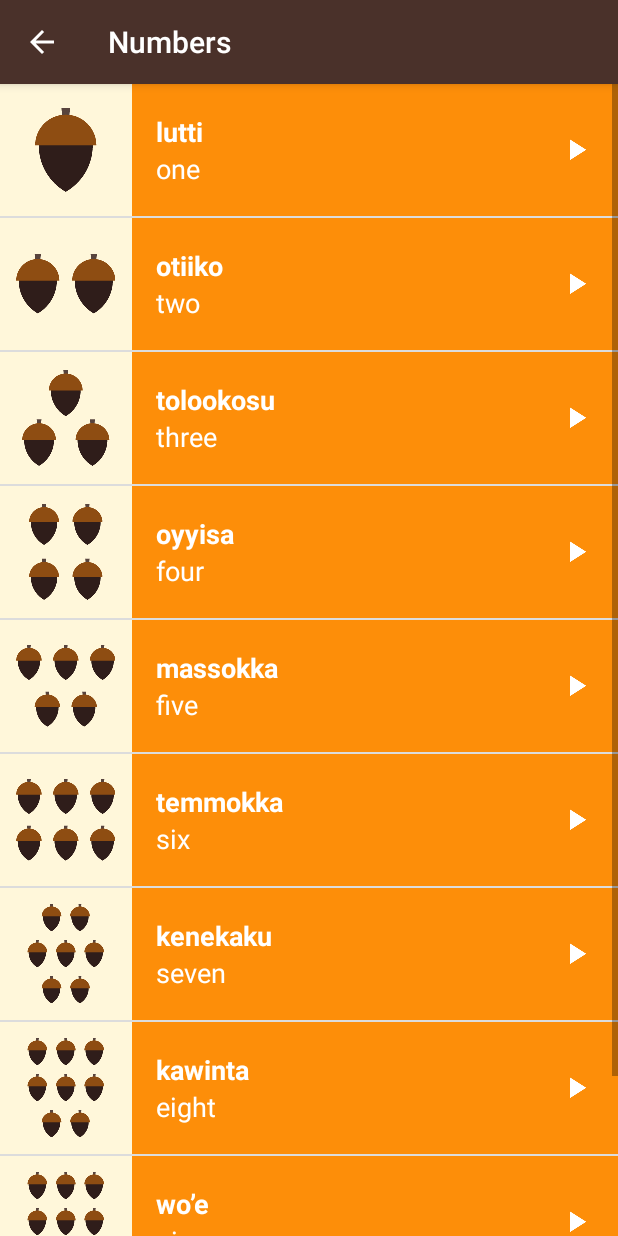
After one commit to aminbuet/miwok, an Android app: the NumbersFragment screen opened directly, with no data from a screen before it, on a phone screen of 412 x 824 dp. The commit adds this screen. Run offline under Robolectric (Android 15) with nearby library versions, the phone set to English and light mode, and no system bars.

Commit message:
Introducing Fragment for Numbers Activity

```diff
--- /dev/null
+++ b/app/src/main/java/com/azan/miwok/NumbersFragment.java
@@ -0,0 +1,165 @@
+package com.azan.miwok;
+
+
+import android.content.Context;
+import android.media.AudioManager;
+import android.media.MediaPlayer;
+import android.os.Bundle;
+import android.support.v4.app.Fragment;
+import android.util.Log;
+import android.view.LayoutInflater;
+import android.view.View;
+import android.view.ViewGroup;
+import android.widget.AdapterView;
+import android.widget.ListView;
+import android.widget.TextView;
+
+import java.util.ArrayList;
+
+/**
+ * A simple {@link Fragment} subclass.
+ */
+public class NumbersFragment extends Fragment {
+
+
+    public NumbersFragment() {
+        // Required empty public constructor
+    }
+
+
+    @Override
+    public View onCreateView(LayoutInflater inflater, ViewGroup container,
+                             Bundle savedInstanceState) {
+        View rootView = inflater.inflate(R.layout.word_list, container, false);
+
+            //Create and setup the {@link AudioManager} to request audio focus
+            mAudioManager = (AudioManager) getActivity().getSystemService(Context.AUDIO_SERVICE);
+
+            final ArrayList<Word> words = new ArrayList<Word>();
+            words.add(new Word("one", "lutti", R.drawable.number_one, R.raw.number_one));
+            words.add(new Word("two", "otiiko", R.drawable.number_two, R.raw.number_two));
+            words.add(new Word("three", "tolookosu", R.drawable.number_three, R.raw.number_three));
+            words.add(new Word("four", "oyyisa", R.drawable.number_four, R.raw.number_four));
+            words.add(new Word("five", "massokka", R.drawable.number_five, R.raw.number_five));
+            words.add(new Word("six", "temmokka", R.drawable.number_six, R.raw.number_six));
+            words.add(new Word("seven", "kenekaku", R.drawable.number_seven, R.raw.number_seven));
+            words.add(new Word("eight", "kawinta", R.drawable.number_eight, R.raw.number_eight));
+            words.add(new Word("nine", "wo’e", R.drawable.number_nine, R.raw.number_nine));
+            words.add(new Word("ten", "na’aacha", R.drawable.number_ten, R.raw.number_ten));
+
+
+
+            // Create an {@link WordAdapter}, whose data source is a list of {@link Word}s. The
+            // adapter knows how to create list items for each item in the list.
+            WordAdapter adapter = new WordAdapter(getActivity(), words, R.color.category_numbers);
+
+            // Find the {@link ListView} object in the view hierarchy of the {@link Activity}.
+            // There should be a {@link ListView} with the view ID called list, which is declared in the
+            // activity_numbers.xml layout file.
+            ListView listView = (ListView) rootView.findViewById(R.id.list);
+
+
+            // Make the {@link ListView} use the {@link WordAdapter} we created above, so that the
+            // {@link ListView} will display list items for each {@link Word} in the list.
+            listView.setAdapter(adapter);
+
+            listView.setOnItemClickListener(new AdapterView.OnItemClickListener(){
+
+                @Override
+                public void onItemClick(AdapterView<?> adapterView, View view, int i, long l) {
+                    Word word = words.get(i); // position of the word in list
+
+                    Log.v("NumbersActivity", "Current word: " + word);
+
+                    //Release the MediaPlayer immediately when activate another media file.
+                    releaseMediaPlayer();
+
+                    // Request audio focus for playback
+                    int result = mAudioManager.requestAudioFocus(mOnAudioFocusChangeListener,
+                            // Use the music stream.
+                            AudioManager.STREAM_MUSIC,
+                            // Request permanent focus.
+                            AudioManager.AUDIOFOCUS_GAIN_TRANSIENT);
+
+                    if (result == AudioManager.AUDIOFOCUS_REQUEST_GRANTED) {
+                        // We have audio focus now
+
+
+                        mMediaPlayer = MediaPlayer.create(getActivity(), word.getAudioResourceId());
+                        mMediaPlayer.start();
+
+                        mMediaPlayer.setOnCompletionListener(mCompletionListener);
+                    }
+                }
+
+            });
+
+             return rootView;
+    }
+
+    /** Handles playback all the sound files */
+    private MediaPlayer mMediaPlayer;
+
+    /** Handles audio focus when playing a sound file */
+    private AudioManager mAudioManager;
+
+
+    AudioManager.OnAudioFocusChangeListener mOnAudioFocusChangeListener =
+            new AudioManager.OnAudioFocusChangeListener() {
+                public void onAudioFocusChange(int focusChange) {
+
+                    if (focusChange == AudioManager.AUDIOFOCUS_LOSS_TRANSIENT ||
+                            focusChange == AudioManager.AUDIOFOCUS_LOSS_TRANSIENT_CAN_DUCK) {
+                        mMediaPlayer.pause();
+                        mMediaPlayer.seekTo(0);
+                    } else if (focusChange == AudioManager.AUDIOFOCUS_GAIN) {
+                        mMediaPlayer.start();
+                    } else if (focusChange == AudioManager.AUDIOFOCUS_LOSS) {
+                        releaseMediaPlayer();
+                    }
+                }
+            };
+
+    /**
+     * This listener get triggered when {@link MediaPlayer} has completed playing
+     * the audio file.
+     *
+     */
+    private MediaPlayer.OnCompletionListener mCompletionListener = new MediaPlayer.OnCompletionListener() {
+        @Override
+        public void onCompletion(MediaPlayer mediaPlayer) {
+
+            releaseMediaPlayer();
+        }
+    };
+
+
+    /**
+     * Clean up the media player by releasing its resources.
+     */
+    private void releaseMediaPlayer() {
+        // If the media player is not null, then it may be currently playing a sound.
+        if (mMediaPlayer != null) {
+            // Regardless of the current state of the media player, release its resources
+            // because we no longer need it.
+            mMediaPlayer.release();
+
+            // Set the media player back to null. For our code, we've decided that
+            // setting the media player to null is an easy way to tell that the media player
+            // is not configured to play an audio file at the moment.
+            mMediaPlayer = null;
+
+            // Abandon audio focus when playback complete
+            mAudioManager.abandonAudioFocus(mOnAudioFocusChangeListener);
+        }
+    }
+
+    @Override
+    public void onStop() {
+        super.onStop();
+
+        // When the activity is stopped, release the media player resources because we won't
+        // be playing any more sounds.
+        releaseMediaPlayer();
+    }
+}
--- /dev/null
+++ b/app/src/main/res/layout/activity_category.xml
@@ -0,0 +1,8 @@
+<?xml version="1.0" encoding="utf-8"?>
+<LinearLayout xmlns:android="http://schemas.android.com/apk/res/android"
+    android:id = "@+id/container"
+    android:layout_width="match_parent"
+    android:layout_height="match_parent"
+    android:orientation="vertical">
+
+</LinearLayout>
--- a/app/src/main/res/values/strings.xml
+++ b/app/src/main/res/values/strings.xml
@@ -13,4 +13,7 @@
 
     <!-- Category name for the vocabulary words for family members [CHAR LIMIT=20] -->
     <string name="category_family">Family Members</string>
+
+    <!-- TODO: Remove or change this placeholder text -->
+    <string name="hello_blank_fragment">Hello blank fragment</string>
 </resources>
```
Also changed, not shown: app/src/main/java/com/azan/miwok/NumbersActivity.java (+8 -146 lines).
